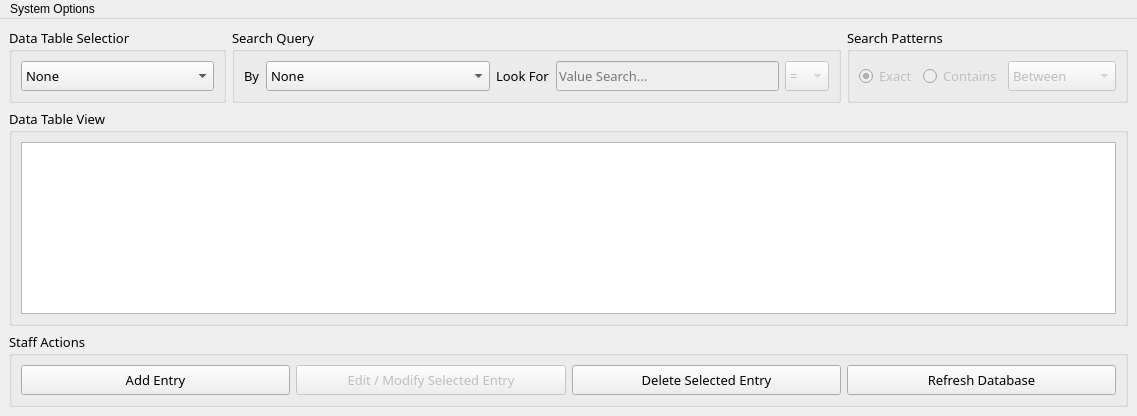
CodexLink/Route88_HybridBusinessSystem, file System Design/Route88_DataViewerCmpnt.ui: the form before one commit.
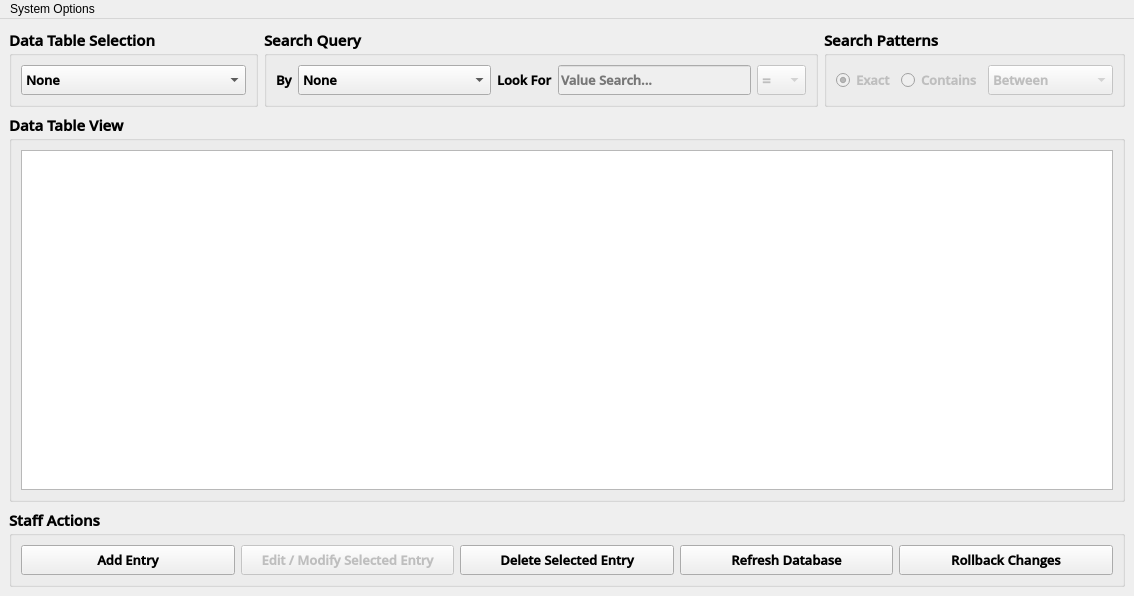
The form after the commit. Icons and pictures are not drawn.

Commit message:
[UI Progression] Updated Font to OpenSans SemiBold
+ Added Rollback Changes Button for Rollbacking Transaction. Just like Undo Operation.

```diff
--- a/System Design/Route88_DataViewerCmpnt.ui
+++ b/System Design/Route88_DataViewerCmpnt.ui
@@ -9,8 +9,8 @@
    <rect>
     <x>0</x>
     <y>0</y>
-    <width>1137</width>
-    <height>416</height>
+    <width>1134</width>
+    <height>596</height>
    </rect>
   </property>
   <property name="mouseTracking">
@@ -46,8 +46,10 @@
         </property>
         <property name="font">
          <font>
-          <family>Roboto Mono</family>
-          <pointsize>10</pointsize>
+          <family>Open Sans SemiBold</family>
+          <pointsize>11</pointsize>
+          <weight>75</weight>
+          <bold>true</bold>
          </font>
         </property>
         <property name="title">
@@ -62,6 +64,14 @@
              <verstretch>0</verstretch>
             </sizepolicy>
            </property>
+           <property name="font">
+            <font>
+             <family>Open Sans SemiBold</family>
+             <pointsize>10</pointsize>
+             <weight>75</weight>
+             <bold>true</bold>
+            </font>
+           </property>
            <item>
             <property name="text">
              <string>None</string>
@@ -111,8 +121,10 @@
        <widget class="QGroupBox" name="groupBox_3">
         <property name="font">
          <font>
-          <family>Roboto Mono</family>
-          <pointsize>10</pointsize>
+          <family>Open Sans SemiBold</family>
+          <pointsize>11</pointsize>
+          <weight>75</weight>
+          <bold>true</bold>
          </font>
         </property>
         <property name="title">
@@ -137,8 +149,10 @@
              </property>
              <property name="font">
               <font>
-               <family>Roboto Mono</family>
+               <family>Open Sans SemiBold</family>
                <pointsize>10</pointsize>
+               <weight>75</weight>
+               <bold>true</bold>
               </font>
              </property>
              <property name="text">
@@ -159,8 +173,10 @@
              </property>
              <property name="font">
               <font>
-               <family>Roboto Mono</family>
+               <family>Open Sans SemiBold</family>
                <pointsize>10</pointsize>
+               <weight>75</weight>
+               <bold>true</bold>
               </font>
              </property>
              <property name="statusTip">
@@ -197,8 +213,10 @@
              </property>
              <property name="font">
               <font>
-               <family>Roboto Mono</family>
+               <family>Open Sans SemiBold</family>
                <pointsize>10</pointsize>
+               <weight>75</weight>
+               <bold>true</bold>
               </font>
              </property>
              <property name="text">
@@ -217,6 +235,14 @@
                <verstretch>0</verstretch>
               </sizepolicy>
              </property>
+             <property name="font">
+              <font>
+               <family>Open Sans SemiBold</family>
+               <pointsize>10</pointsize>
+               <weight>75</weight>
+               <bold>true</bold>
+              </font>
+             </property>
              <property name="placeholderText">
               <string>Value Search...</string>
              </property>
@@ -236,6 +262,13 @@
                <verstretch>0</verstretch>
               </sizepolicy>
              </property>
+             <property name="font">
+              <font>
+               <family>Open Sans SemiBold</family>
+               <weight>75</weight>
+               <bold>true</bold>
+              </font>
+             </property>
              <property name="statusTip">
               <string/>
              </property>
@@ -286,8 +319,10 @@
         </property>
         <property name="font">
          <font>
-          <family>Roboto Mono</family>
-          <pointsize>10</pointsize>
+          <family>Open Sans SemiBold</family>
+          <pointsize>11</pointsize>
+          <weight>75</weight>
+          <bold>true</bold>
          </font>
         </property>
         <property name="title">
@@ -307,8 +342,10 @@
            </property>
            <property name="font">
             <font>
-             <family>Roboto Mono</family>
+             <family>Open Sans SemiBold</family>
              <pointsize>10</pointsize>
+             <weight>75</weight>
+             <bold>true</bold>
             </font>
            </property>
            <property name="text">
@@ -335,8 +372,10 @@
            </property>
            <property name="font">
             <font>
-             <family>Roboto Mono</family>
+             <family>Open Sans SemiBold</family>
              <pointsize>10</pointsize>
+             <weight>75</weight>
+             <bold>true</bold>
             </font>
            </property>
            <property name="text">
@@ -363,8 +402,10 @@
            </property>
            <property name="font">
             <font>
-             <family>Roboto Mono</family>
+             <family>Open Sans SemiBold</family>
              <pointsize>10</pointsize>
+             <weight>75</weight>
+             <bold>true</bold>
             </font>
            </property>
            <property name="statusTip">
@@ -396,10 +437,15 @@
      <widget class="QGroupBox" name="groupBox">
       <property name="font">
        <font>
-        <family>Roboto Mono</family>
-        <pointsize>10</pointsize>
+        <family>Open Sans SemiBold</family>
+        <pointsize>11</pointsize>
+        <weight>75</weight>
+        <bold>true</bold>
        </font>
       </property>
+      <property name="styleSheet">
+       <string notr="true"/>
+      </property>
       <property name="title">
        <string>Data Table View</string>
       </property>
@@ -463,8 +509,10 @@
      <widget class="QGroupBox" name="groupBox_2">
       <property name="font">
        <font>
-        <family>Roboto Mono</family>
-        <pointsize>10</pointsize>
+        <family>Open Sans SemiBold</family>
+        <pointsize>11</pointsize>
+        <weight>75</weight>
+        <bold>true</bold>
        </font>
       </property>
       <property name="title">
@@ -487,7 +535,10 @@
          </property>
          <property name="font">
           <font>
+           <family>Open Sans SemiBold</family>
            <pointsize>10</pointsize>
+           <weight>75</weight>
+           <bold>true</bold>
           </font>
          </property>
          <property name="statusTip">
@@ -517,7 +568,10 @@
          </property>
          <property name="font">
           <font>
+           <family>Open Sans SemiBold</family>
            <pointsize>10</pointsize>
+           <weight>75</weight>
+           <bold>true</bold>
           </font>
          </property>
          <property name="statusTip">
@@ -544,7 +598,10 @@
          </property>
          <property name="font">
           <font>
+           <family>Open Sans SemiBold</family>
            <pointsize>10</pointsize>
+           <weight>75</weight>
+           <bold>true</bold>
           </font>
          </property>
          <property name="statusTip">
@@ -571,7 +628,10 @@
          </property>
          <property name="font">
           <font>
+           <family>Open Sans SemiBold</family>
            <pointsize>10</pointsize>
+           <weight>75</weight>
+           <bold>true</bold>
           </font>
          </property>
          <property name="statusTip">
@@ -582,6 +642,27 @@
          </property>
         </widget>
        </item>
+       <item>
+        <widget class="QPushButton" name="StaffAct_Rollback">
+         <property name="sizePolicy">
+          <sizepolicy hsizetype="Minimum" vsizetype="Ignored">
+           <horstretch>0</horstretch>
+           <verstretch>0</verstretch>
+          </sizepolicy>
+         </property>
+         <property name="font">
+          <font>
+           <family>Open Sans SemiBold</family>
+           <pointsize>10</pointsize>
+           <weight>75</weight>
+           <bold>true</bold>
+          </font>
+         </property>
+         <property name="text">
+          <string>Rollback Changes</string>
+         </property>
+        </widget>
+       </item>
       </layout>
      </widget>
     </item>
@@ -592,7 +673,7 @@
     <rect>
      <x>0</x>
      <y>0</y>
-     <width>1137</width>
+     <width>1134</width>
      <height>21</height>
     </rect>
    </property>
```
The commit also changes 9 other files.
